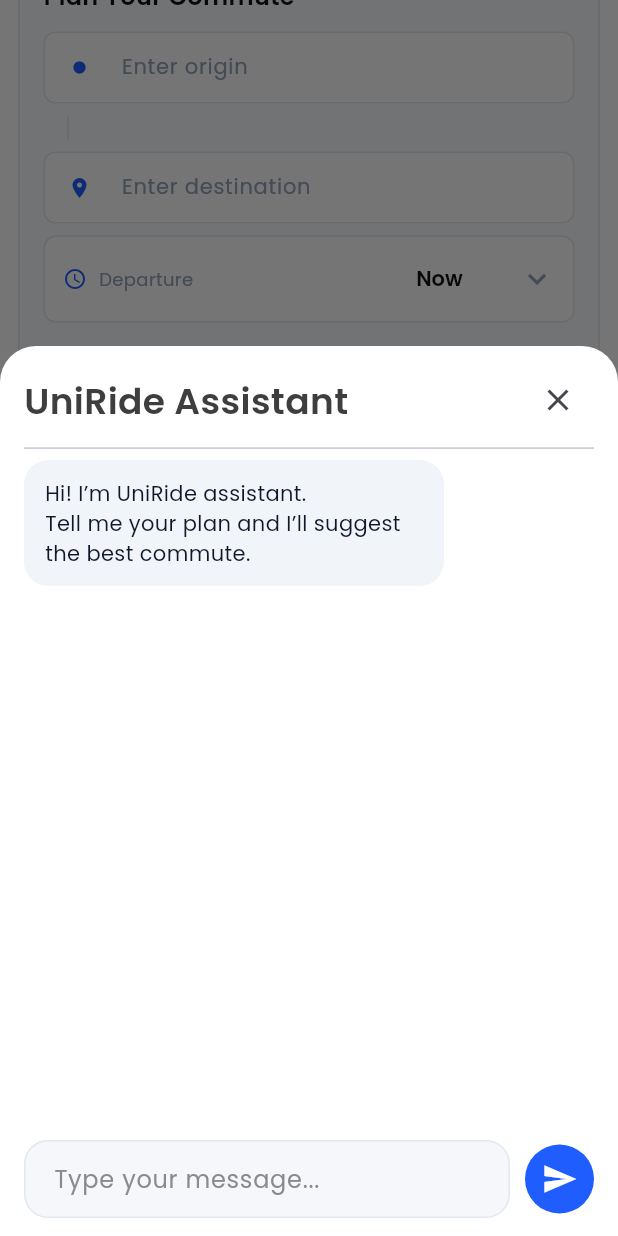
After one commit to MovilesGN01/GN1-Dart, a Flutter app: the HomeScreen screen opened by its route, scrolled down 134 dp, after a tap on the "smart toy" icon, on a phone screen of 412 x 824 dp. The commit adds this screen. Run offline on Flutter 3.47's test engine with Material 3 defaults, Android fonts, the phone set to English and light mode, and no system bars; our stand-ins replace cloud_firestore, cloud_functions, firebase_auth, firebase_core, geolocator, go_router and 1 more; accounts and stored records are empty; generated files the repository leaves out were written again; network calls fail.

Commit message:
feat: add chatbot to develop and wire up home FAB
Bring chatbot feature from main (ChatbotService, ChatbotController, ChatbotSheet,
ChatMessage model). Register ChatbotController in MultiProvider. Enable the floating
action button on HomeScreen to open ChatbotSheet.

```diff
--- /dev/null
+++ b/lib/data/services/chatbot_service.dart
@@ -0,0 +1,49 @@
+import 'dart:convert';
+import 'package:http/http.dart' as http;
+
+class ChatbotService {
+  static const String _baseUrl =
+      'https://chatbot-u4aratg3fq-uc.a.run.app';
+
+  Future<String> sendMessage({
+    required String message,
+    String? userId,
+  }) async {
+    final response = await http.post(
+      Uri.parse(_baseUrl),
+      headers: {
+        'Content-Type': 'application/json',
+      },
+      body: jsonEncode({
+        'message': message,
+        'userId': userId,
+      }),
+    );
+
+    if (response.statusCode < 200 || response.statusCode >= 300) {
+      throw Exception(
+        'Error del chatbot (${response.statusCode}): ${response.body}',
+      );
+    }
+
+    final decoded = jsonDecode(response.body);
+
+    if (decoded is Map<String, dynamic>) {
+      if (decoded['reply'] is String) {
+        return decoded['reply'] as String;
+      }
+      if (decoded['response'] is String) {
+        return decoded['response'] as String;
+      }
+      if (decoded['message'] is String) {
+        return decoded['message'] as String;
+      }
+    }
+
+    if (decoded is String) {
+      return decoded;
+    }
+
+    throw Exception('Formato de respuesta no reconocido.');
+  }
+}
--- /dev/null
+++ b/lib/features/chatbot/data/chatbot_service.dart
@@ -0,0 +1,24 @@
+import 'package:cloud_functions/cloud_functions.dart';
+
+class ChatbotService {
+  ChatbotService()
+      : _functions = FirebaseFunctions.instanceFor(region: 'us-central1');
+
+  final FirebaseFunctions _functions;
+
+  Future<String> sendMessage(String message) async {
+    final callable = _functions.httpsCallable('chatbot');
+
+    final result = await callable.call(<String, dynamic>{
+      'message': message,
+    });
+
+    final data = result.data;
+
+    if (data is Map && data['reply'] is String) {
+      return data['reply'] as String;
+    }
+
+    throw Exception('Formato de respuesta no reconocido.');
+  }
+}
--- /dev/null
+++ b/lib/features/chatbot/models/chat_message.dart
@@ -0,0 +1,11 @@
+class ChatMessage {
+  final String text;
+  final bool isUser;
+  final DateTime createdAt;
+
+  ChatMessage({
+    required this.text,
+    required this.isUser,
+    required this.createdAt,
+  });
+}
--- /dev/null
+++ b/lib/features/chatbot/presentation/chatbot_sheet.dart
@@ -0,0 +1,197 @@
+import 'package:flutter/material.dart';
+import 'package:google_fonts/google_fonts.dart';
+import 'package:provider/provider.dart';
+
+import '../state/chatbot_controller.dart';
+
+class ChatbotSheet extends StatefulWidget {
+  const ChatbotSheet({super.key});
+
+  @override
+  State<ChatbotSheet> createState() => _ChatbotSheetState();
+}
+
+class _ChatbotSheetState extends State<ChatbotSheet> {
+  final TextEditingController _controller = TextEditingController();
+  final ScrollController _scrollController = ScrollController();
+
+  @override
+  void initState() {
+    super.initState();
+    Future.microtask(() {
+      if (!mounted) return;
+      context.read<ChatbotController>().loadWelcomeMessage();
+    });
+  }
+
+  @override
+  void dispose() {
+    _controller.dispose();
+    _scrollController.dispose();
+    super.dispose();
+  }
+
+  Future<void> _submit() async {
+    final text = _controller.text;
+    _controller.clear();
+
+    await context.read<ChatbotController>().sendMessage(text);
+
+    if (!_scrollController.hasClients) return;
+    await Future.delayed(const Duration(milliseconds: 100));
+    _scrollController.animateTo(
+      _scrollController.position.maxScrollExtent + 120,
+      duration: const Duration(milliseconds: 250),
+      curve: Curves.easeOut,
+    );
+  }
+
+  @override
+  Widget build(BuildContext context) {
+    return Consumer<ChatbotController>(
+      builder: (context, controller, _) {
+        return Container(
+          height: MediaQuery.of(context).size.height * 0.72,
+          padding: const EdgeInsets.fromLTRB(16, 12, 16, 12),
+          decoration: const BoxDecoration(
+            color: Colors.white,
+            borderRadius: BorderRadius.vertical(top: Radius.circular(24)),
+          ),
+          child: Column(
+            children: [
+              Row(
+                children: [
+                  Text(
+                    'UniRide Assistant',
+                    style: GoogleFonts.poppins(
+                      fontSize: 24,
+                      fontWeight: FontWeight.w600,
+                      color: const Color(0xFF3E3E3E),
+                    ),
+                  ),
+                  const Spacer(),
+                  IconButton(
+                    onPressed: () => Navigator.of(context).pop(),
+                    icon: const Icon(Icons.close),
+                  ),
+                ],
+              ),
+              const Divider(),
+              Expanded(
+                child: ListView.builder(
+                  controller: _scrollController,
+                  itemCount: controller.messages.length,
+                  itemBuilder: (context, index) {
+                    final message = controller.messages[index];
+                    final isUser = message.isUser;
+
+                    return Align(
+                      alignment:
+                          isUser ? Alignment.centerRight : Alignment.centerLeft,
+                      child: Container(
+                        margin: const EdgeInsets.only(bottom: 10),
+                        padding: const EdgeInsets.symmetric(
+                          horizontal: 14,
+                          vertical: 12,
+                        ),
+                        constraints: const BoxConstraints(maxWidth: 280),
+                        decoration: BoxDecoration(
+                          color: isUser
+                              ? const Color(0xFF1F5DFF)
+                              : const Color(0xFFF1F5F9),
+                          borderRadius: BorderRadius.circular(16),
+                        ),
+                        child: Text(
+                          message.text,
+                          style: GoogleFonts.poppins(
+                            fontSize: 14,
+                            color: isUser ? Colors.white : const Color(0xFF0F172A),
+                          ),
+                        ),
+                      ),
+                    );
+                  },
+                ),
+              ),
+              if (controller.errorMessage != null)
+                Padding(
+                  padding: const EdgeInsets.only(bottom: 8),
+                  child: Text(
+                    controller.errorMessage!,
+                    style: GoogleFonts.poppins(
+                      color: Colors.redAccent,
+                      fontSize: 12,
+                    ),
+                  ),
+                ),
+              SafeArea(
+                top: false,
+                child: Row(
+                  children: [
+                    Expanded(
+                      child: TextField(
+                        controller: _controller,
+                        textInputAction: TextInputAction.send,
+                        onSubmitted: (_) => _submit(),
+                        decoration: InputDecoration(
+                          hintText: 'Type your message...',
+                          hintStyle: GoogleFonts.poppins(
+                            color: const Color(0xFF8B8B8B),
+                          ),
+                          filled: true,
+                          fillColor: const Color(0xFFF5F7FB),
+                          border: OutlineInputBorder(
+                            borderRadius: BorderRadius.circular(16),
+                            borderSide: const BorderSide(
+                              color: Color(0xFFE2E8F0),
+                            ),
+                          ),
+                          enabledBorder: OutlineInputBorder(
+                            borderRadius: BorderRadius.circular(16),
+                            borderSide: const BorderSide(
+                              color: Color(0xFFE2E8F0),
+                            ),
+                          ),
+                          contentPadding: const EdgeInsets.symmetric(
+                            horizontal: 16,
+                            vertical: 14,
+                          ),
+                        ),
+                      ),
+                    ),
+                    const SizedBox(width: 10),
+                    InkWell(
+                      onTap: controller.isSending ? null : _submit,
+                      borderRadius: BorderRadius.circular(999),
+                      child: Container(
+                        width: 46,
+                        height: 46,
+                        decoration: const BoxDecoration(
+                          color: Color(0xFF1F5DFF),
+                          shape: BoxShape.circle,
+                        ),
+                        child: controller.isSending
+                            ? const Padding(
+                                padding: EdgeInsets.all(12),
+                                child: CircularProgressIndicator(
+                                  strokeWidth: 2,
+                                  valueColor:
+                                      AlwaysStoppedAnimation<Color>(Colors.white),
+                                ),
+                              )
+                            : const Icon(
+                                Icons.send,
+                                color: Colors.white,
+                              ),
+                      ),
+                    ),
+                  ],
+                ),
+              ),
+            ],
+          ),
+        );
+      },
+    );
+  }
+}
--- /dev/null
+++ b/lib/features/chatbot/state/chatbot_controller.dart
@@ -0,0 +1,73 @@
+import 'package:flutter/foundation.dart';
+
+import '../data/chatbot_service.dart';
+import '../models/chat_message.dart';
+
+class ChatbotController extends ChangeNotifier {
+  ChatbotController(this._service);
+
+  final ChatbotService _service;
+
+  final List<ChatMessage> _messages = [];
+  bool _isSending = false;
+  String? _errorMessage;
+
+  List<ChatMessage> get messages => List.unmodifiable(_messages);
+  bool get isSending => _isSending;
+  String? get errorMessage => _errorMessage;
+
+  void loadWelcomeMessage() {
+    if (_messages.isNotEmpty) return;
+
+    _messages.add(
+      ChatMessage(
+        text:
+            "Hi! I’m UniRide assistant.\nTell me your plan and I’ll suggest the best commute.",
+        isUser: false,
+        createdAt: DateTime.now(),
+      ),
+    );
+    notifyListeners();
+  }
+
+  Future<void> sendMessage(String text) async {
+    final clean = text.trim();
+    if (clean.isEmpty || _isSending) return;
+
+    _messages.add(
+      ChatMessage(
+        text: clean,
+        isUser: true,
+        createdAt: DateTime.now(),
+      ),
+    );
+
+    _isSending = true;
+    _errorMessage = null;
+    notifyListeners();
+
+    try {
+      final reply = await _service.sendMessage(clean);
+
+      _messages.add(
+        ChatMessage(
+          text: reply,
+          isUser: false,
+          createdAt: DateTime.now(),
+        ),
+      );
+    } catch (e) {
+      _errorMessage = e.toString().replaceFirst('Exception: ', '');
+      _messages.add(
+        ChatMessage(
+          text: 'I could not respond right now.',
+          isUser: false,
+          createdAt: DateTime.now(),
+        ),
+      );
+    } finally {
+      _isSending = false;
+      notifyListeners();
+    }
+  }
+}
--- a/lib/features/home/home_screen.dart
+++ b/lib/features/home/home_screen.dart
@@ -13,6 +13,7 @@ import '../../data/models/ride_model.dart';
 import '../../features/auth/auth_viewmodel.dart';
 import '../../features/home/weather_viewmodel.dart';
 import '../../features/rides/ride_viewmodel.dart';
+import '../chatbot/presentation/chatbot_sheet.dart';
 
 // ── Local colour palette ─────────────────────────────────────────────────────
 abstract final class _HomeColors {
@@ -117,7 +118,14 @@ class _HomeScreenState extends State<HomeScreen> {
       floatingActionButton: FloatingActionButton(
         backgroundColor: _HomeColors.primary,
         tooltip: 'Asistente UniRide',
-        onPressed: null,
+        onPressed: () {
+          showModalBottomSheet(
+            context: context,
+            isScrollControlled: true,
+            backgroundColor: Colors.transparent,
+            builder: (_) => const ChatbotSheet(),
+          );
+        },
         child: const Icon(
           Icons.smart_toy_outlined,
           color: _HomeColors.background,
--- a/lib/main.dart
+++ b/lib/main.dart
@@ -9,6 +9,8 @@ import 'data/repositories/impl/firebase_auth_repository.dart';
 import 'data/repositories/impl/firebase_ride_repository.dart';
 import 'data/repositories/impl/open_meteo_repository.dart';
 import 'features/auth/auth_viewmodel.dart';
+import 'features/chatbot/data/chatbot_service.dart';
+import 'features/chatbot/state/chatbot_controller.dart';
 import 'features/home/weather_viewmodel.dart';
 import 'features/rides/ride_viewmodel.dart';
 
@@ -29,6 +31,9 @@ void main() async {
         ChangeNotifierProvider(
           create: (_) => WeatherViewModel(OpenMeteoRepository()),
         ),
+        ChangeNotifierProvider(
+          create: (_) => ChatbotController(ChatbotService()),
+        ),
       ],
       child: const UniRideApp(),
     ),
```
